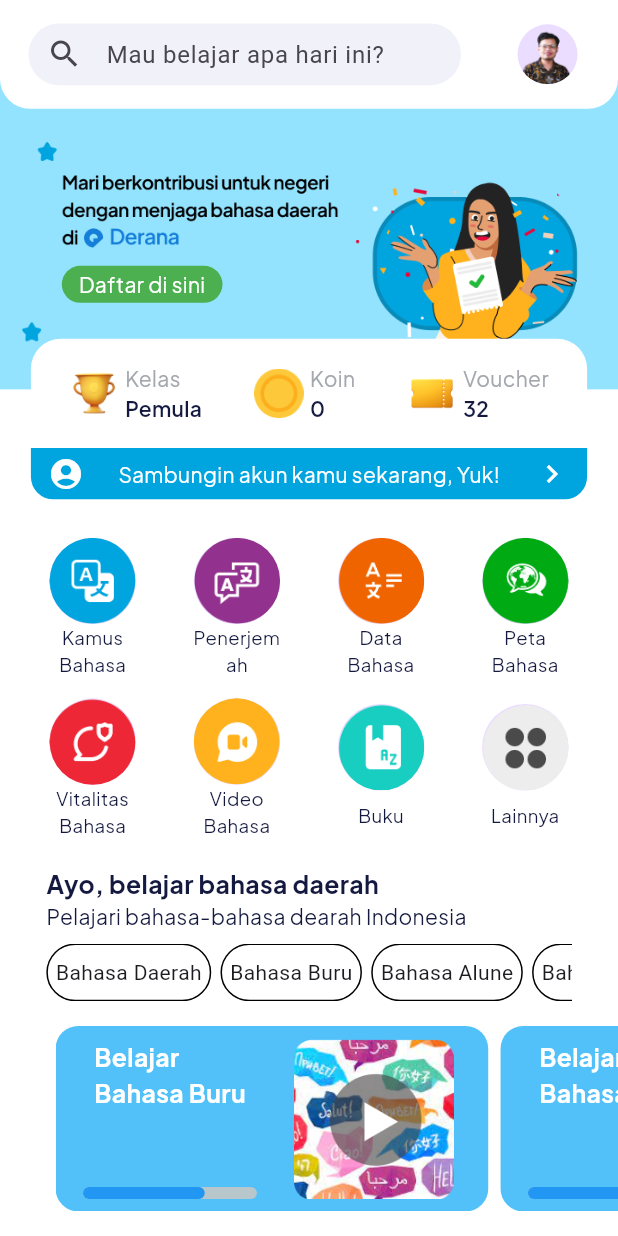
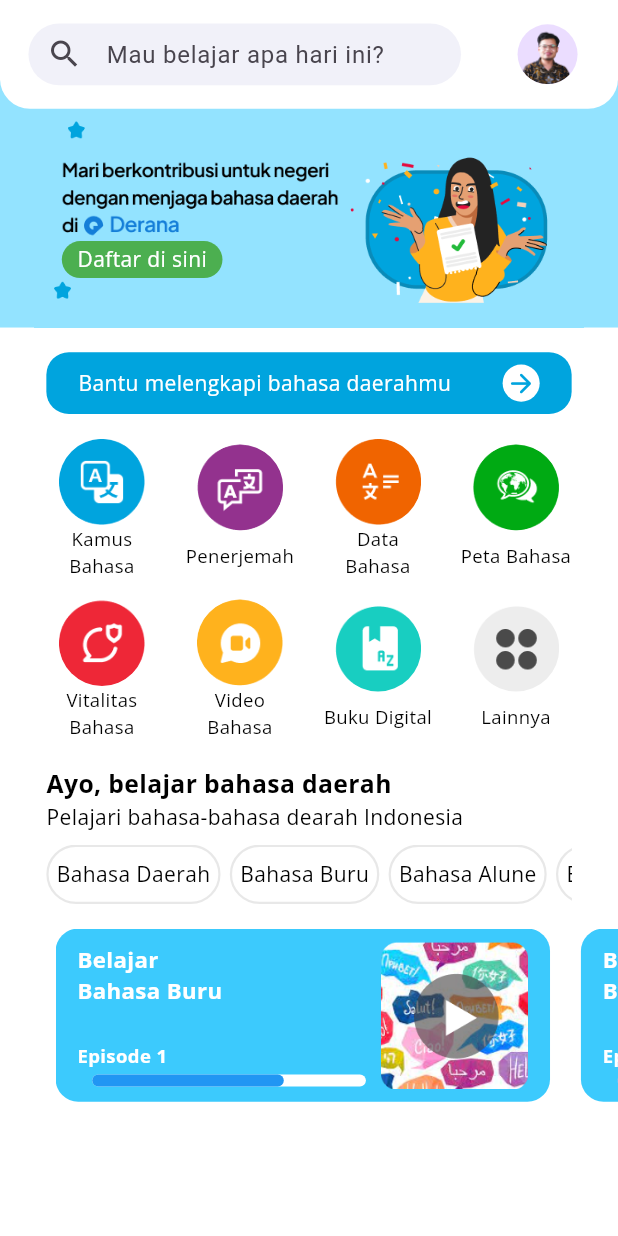
Before and after one commit to AhmadAsroruddin/Derana, a Flutter app: the BerandaPage screen opened directly, on a phone screen of 412 x 824 dp. Run offline on Flutter 3.47's test engine with Material 3 defaults, Android fonts, the phone set to English and light mode, and no system bars; drawn by our look-alikes of percent_indicator; our stand-ins replace flutter_bloc, font_awesome_flutter, get_it, google_fonts, persistent_bottom_nav_bar, shared_preferences and 1 more; accounts and stored records are empty.

Commit message:
[modified] beranda

```diff
--- /dev/null
+++ b/lib/domain/repositories/auth_repo.dart
@@ -0,0 +1,3 @@
+abstract class AuthRepo {
+  Future<void> login(String password, String email);
+}
--- a/lib/presentation/pages/beranda/beranda_page.dart
+++ b/lib/presentation/pages/beranda/beranda_page.dart
@@ -1,15 +1,47 @@
 import 'package:derana_multipart/presentation/shared/const.dart';
 import 'package:derana_multipart/presentation/shared/theme.dart';
 import 'package:flutter/material.dart';
-import 'package:percent_indicator/percent_indicator.dart';
 
 import '../../shared/feature_widget.dart';
-import '../../shared/flying_row_widget.dart';
 import '../../shared/video_container_widget.dart';
 
-class BerandaPage extends StatelessWidget {
+class BerandaPage extends StatefulWidget {
   const BerandaPage({super.key});
   static const routeName = "/berandaPage";
+
+  @override
+  State<BerandaPage> createState() => _BerandaPageState();
+}
+
+class _BerandaPageState extends State<BerandaPage> {
+  final ScrollController _scrollController = ScrollController();
+  double _currentPadding = 0.09; // Padding awal 9% dari lebar layar
+
+  @override
+  void initState() {
+    // TODO: implement initState
+    super.initState();
+    _scrollController.addListener(() {
+      // Ketika scroll, periksa posisinya
+      if (_scrollController.offset > 0) {
+        // Jika scroll sudah dilakukan, hilangkan padding
+        setState(() {
+          _currentPadding = 0;
+        });
+      } else {
+        // Jika belum di-scroll, padding kembali ke nilai awal
+        setState(() {
+          _currentPadding = 0.09;
+        });
+      }
+    });
+  }
+
+  @override
+  void dispose() {
+    _scrollController.dispose();
+    super.dispose();
+  }
 
   @override
   Widget build(BuildContext context) {
@@ -29,11 +61,11 @@ class BerandaPage extends StatelessWidget {
                     children: [
                       Container(
                         padding: EdgeInsets.only(
-                          top: deviceHeight * 0.07,
+                          top: deviceHeight * 0.06,
                           left: deviceWidth * 0.1,
                         ),
                         width: deviceWidth,
-                        height: deviceHeight * 0.25,
+                        height: deviceHeight * 0.2,
                         decoration: const BoxDecoration(
                           color: Color.fromRGBO(147, 227, 255, 1.0),
                           image: DecorationImage(
@@ -56,9 +88,6 @@ class BerandaPage extends StatelessWidget {
                                 ),
                               ),
                             ),
-                            SizedBox(
-                              height: deviceHeight * 0.01,
-                            ),
                             Container(
                               width: deviceWidth * 0.26,
                               height: deviceHeight * 0.03,
@@ -76,12 +105,11 @@ class BerandaPage extends StatelessWidget {
                                   style: whiteTextStyle,
                                 ),
                               ),
-                            )
+                            ),
                           ],
                         ),
                       ),
                       Container(
-                        margin: EdgeInsets.only(top: deviceHeight * 0.12),
                         padding: EdgeInsets.symmetric(
                           horizontal: deviceWidth * 0.075,
                         ),
@@ -89,6 +117,40 @@ class BerandaPage extends StatelessWidget {
                         child: Column(
                           crossAxisAlignment: CrossAxisAlignment.start,
                           children: [
+                            Container(
+                              margin: EdgeInsets.symmetric(
+                                  vertical: deviceHeight * 0.02),
+                              width: deviceWidth,
+                              decoration: BoxDecoration(
+                                color: primaryColor,
+                                borderRadius: BorderRadius.circular(15),
+                              ),
+                              padding: EdgeInsets.symmetric(
+                                horizontal: deviceWidth * 0.01,
+                                vertical: deviceHeight * 0.01,
+                              ),
+                              child: Row(
+                                mainAxisAlignment:
+                                    MainAxisAlignment.spaceAround,
+                                crossAxisAlignment: CrossAxisAlignment.center,
+                                children: <Widget>[
+                                  Text(
+                                    "Bantu melengkapi bahasa daerahmu",
+                                    style: whiteTextStyle,
+                                  ),
+                                  CircleAvatar(
+                                    backgroundColor: whiteColor,
+                                    radius: deviceWidth * 0.03,
+                                    child: Icon(
+                                      Icons.arrow_forward_rounded,
+                                      color: primaryColor,
+                                      size: deviceWidth * 0.05,
+                                      weight: .2,
+                                    ),
+                                  )
+                                ],
+                              ),
+                            ),
                             const Row(
                               mainAxisAlignment: MainAxisAlignment.spaceBetween,
                               children: <Widget>[
@@ -126,7 +188,7 @@ class BerandaPage extends StatelessWidget {
                                 ),
                                 FeatureWidget(
                                   image: "buku",
-                                  name: "Buku ",
+                                  name: "Buku Digital",
                                 ),
                                 FeatureWidget(
                                   image: "lainnya",
@@ -175,11 +237,13 @@ class BerandaPage extends StatelessWidget {
                         height: deviceHeight * 0.02,
                       ),
                       Container(
-                        padding: EdgeInsets.only(left: deviceWidth * 0.09),
+                        padding: EdgeInsets.only(
+                            left: deviceWidth * _currentPadding),
                         width: deviceWidth,
-                        child: const SingleChildScrollView(
+                        child: SingleChildScrollView(
+                          controller: _scrollController,
                           scrollDirection: Axis.horizontal,
-                          child: Row(
+                          child: const Row(
                             children: <Widget>[
                               VideoContainerWidget(),
                               VideoContainerWidget(),
@@ -239,77 +303,6 @@ class BerandaPage extends StatelessWidget {
                     ),
                   ),
                 ),
-                Positioned(
-                  top: deviceHeight * 0.274,
-                  left: deviceWidth * 0.05,
-                  right: deviceWidth * 0.05,
-                  child: Container(
-                    width: deviceWidth * 0.5,
-                    height: deviceHeight * 0.13,
-                    decoration: BoxDecoration(
-                      color: Colors.white,
-                      borderRadius: BorderRadius.circular(20),
-                    ),
-                    child: Column(
-                      children: <Widget>[
-                        Padding(
-                          padding: EdgeInsets.symmetric(
-                            horizontal: deviceHeight * 0.01,
-                            vertical: deviceHeight * 0.02,
-                          ),
-                          child: const Row(
-                            mainAxisAlignment: MainAxisAlignment.spaceAround,
-                            children: <Widget>[
-                              FlyingRowWidget(
-                                image: "trophy",
-                                title: "Kelas",
-                                subtitle: "Pemula",
-                              ),
-                              FlyingRowWidget(
-                                image: "coin",
-                                title: "Koin",
-                                subtitle: "0",
-                              ),
-                              FlyingRowWidget(
-                                image: "voucher",
-                                title: "Voucher",
-                                subtitle: "32",
-                              ),
-                            ],
-                          ),
-                        ),
-                        Expanded(
-                          child: Container(
-                            decoration: BoxDecoration(
-                              color: primaryColor,
-                              borderRadius: const BorderRadius.only(
-                                bottomLeft: Radius.circular(15),
-                                bottomRight: Radius.circular(15),
-                              ),
-                            ),
-                            child: Row(
-                              mainAxisAlignment: MainAxisAlignment.spaceAround,
-                              children: <Widget>[
-                                Icon(
-                                  Icons.account_circle,
-                                  color: whiteColor,
-                                ),
-                                Text(
-                                  "Sambungin akun kamu sekarang, Yuk!",
-                                  style: whiteTextStyle,
-                                ),
-                                Icon(
-                                  Icons.chevron_right,
-                                  color: whiteColor,
-                                )
-                              ],
-                            ),
-                          ),
-                        )
-                      ],
-                    ),
-                  ),
-                )
               ],
             ),
           ),
@@ -336,9 +329,15 @@ class OvalTextWidget extends StatelessWidget {
       ),
       decoration: BoxDecoration(
         borderRadius: BorderRadius.circular(20),
-        border: Border.all(width: 1),
+        border: Border.all(
+            width: 1.5, color: const Color.fromRGBO(232, 232, 232, 1.0)),
       ),
-      child: Center(child: Text(name)),
+      child: Center(
+        child: Text(
+          name,
+          style: blackTextStyle,
+        ),
+      ),
     );
   }
 }
--- a/lib/presentation/pages/onboarding_page.dart
+++ b/lib/presentation/pages/onboarding_page.dart
@@ -1,5 +1,7 @@
+import 'package:derana_multipart/presentation/bloc/routes/route_cubit.dart';
 import 'package:derana_multipart/presentation/pages/Authentication/auth_page.dart';
 import 'package:flutter/material.dart';
+import 'package:flutter_bloc/flutter_bloc.dart';
 import 'package:google_fonts/google_fonts.dart';
 import 'package:smooth_page_indicator/smooth_page_indicator.dart';
 
@@ -199,6 +201,7 @@ class _OnboardingPageState extends State<OnboardingPage> {
                 GestureDetector(
                   onTap: () {
                     Navigator.of(context).pushNamed(AuthPage.routeName);
+                    context.read<RouteCubit>().firstTimeDone();
                   },
                   child: Text(
                     "Daftar di sini",
--- a/lib/presentation/shared/feature_widget.dart
+++ b/lib/presentation/shared/feature_widget.dart
@@ -15,13 +15,14 @@ class FeatureWidget extends StatelessWidget {
   Widget build(BuildContext context) {
     return Container(
       color: Colors.white,
-      width: deviceWidth * 0.15,
+      width: deviceWidth * 0.18,
       height: deviceHeight * 0.11,
       child: Column(
         mainAxisAlignment: MainAxisAlignment.spaceAround,
         crossAxisAlignment: CrossAxisAlignment.center,
         children: <Widget>[
           CircleAvatar(
+            backgroundColor: whiteColor,
             backgroundImage: AssetImage(
               "assets/image/$image.png",
             ),
--- a/lib/presentation/shared/theme.dart
+++ b/lib/presentation/shared/theme.dart
@@ -15,25 +15,25 @@ Color redColor = const Color(0xffFF2566);
 Color primaryColor = const Color.fromRGBO(0, 164, 222, 1.0);
 Color anotherGrey = const Color.fromRGBO(109, 109, 109, 1.0);
 
-TextStyle blackTextStyle = GoogleFonts.plusJakartaSans(
-  color: blackColor,
+TextStyle blackTextStyle = GoogleFonts.openSans(
+  color: Colors.black,
 );
 
-TextStyle lightGreyTextStyle = GoogleFonts.plusJakartaSans(color: anotherGrey);
+TextStyle lightGreyTextStyle = GoogleFonts.openSans(color: anotherGrey);
 
-TextStyle whiteTextStyle = GoogleFonts.plusJakartaSans(
+TextStyle whiteTextStyle = GoogleFonts.openSans(
   color: whiteColor,
 );
 
-TextStyle greyTextStyle = GoogleFonts.plusJakartaSans(
+TextStyle greyTextStyle = GoogleFonts.openSans(
   color: greyColor,
 );
 
-TextStyle blueTextStyle = GoogleFonts.plusJakartaSans(
+TextStyle blueTextStyle = GoogleFonts.openSans(
   color: blueColor,
 );
 
-TextStyle greenTextStyle = GoogleFonts.plusJakartaSans(
+TextStyle greenTextStyle = GoogleFonts.openSans(
   color: greenColor,
 );
 
--- a/lib/presentation/shared/video_container_widget.dart
+++ b/lib/presentation/shared/video_container_widget.dart
@@ -12,44 +12,51 @@ class VideoContainerWidget extends StatelessWidget {
   @override
   Widget build(BuildContext context) {
     return Container(
-      width: deviceWidth * 0.7,
-      height: deviceHeight * 0.15,
-      margin: EdgeInsets.only(right: deviceWidth * 0.02),
+      width: deviceWidth * 0.8,
+      height: deviceHeight * 0.14,
+      margin: EdgeInsets.only(right: deviceWidth * 0.05),
       padding: EdgeInsets.symmetric(
-        horizontal: deviceWidth * 0.02,
+        horizontal: deviceWidth * 0.035,
         vertical: deviceHeight * .01,
       ),
       decoration: BoxDecoration(
         borderRadius: BorderRadius.circular(15),
-        color: blueColor,
+        color: Color.fromRGBO(60, 202, 253, 1.0),
       ),
       child: Row(
         children: <Widget>[
           Expanded(
             child: Column(
-              mainAxisAlignment: MainAxisAlignment.spaceBetween,
+              mainAxisAlignment: MainAxisAlignment.spaceAround,
+              crossAxisAlignment: CrossAxisAlignment.stretch,
               children: <Widget>[
                 Text(
                   "Belajar\nBahasa Buru",
                   style: whiteTextStyle.copyWith(
                       fontWeight: bold,
-                      fontSize: deviceWidth * .04,
+                      fontSize: deviceWidth * .036,
                       color: Colors.white),
                 ),
                 SizedBox(height: deviceHeight * 0.02),
+                Text(
+                  "Episode 1",
+                  style: whiteTextStyle.copyWith(
+                      fontWeight: bold,
+                      fontSize: deviceWidth * .03,
+                      color: Colors.white),
+                ),
                 LinearPercentIndicator(
                   lineHeight: 8.0,
                   percent: .7,
                   progressColor: Colors.blue,
+                  backgroundColor: whiteColor,
                   barRadius: const Radius.circular(5),
                 )
               ],
             ),
           ),
-          Expanded(
-            child: Image.asset(
-              "assets/image/video_click.png",
-            ),
+          Image.asset(
+            "assets/image/video_click.png",
           )
         ],
       ),
--- a/pubspec.yaml
+++ b/pubspec.yaml
@@ -44,6 +44,8 @@ dependencies:
   font_awesome_flutter: ^10.7.0
   percent_indicator: ^4.2.3
   persistent_bottom_nav_bar: ^6.2.1
+  iconify_flutter: ^0.0.5
+
 
 dev_dependencies:
   flutter_test:
```
Also changed, not shown: lib/presentation/pages/Authentication/login_page.dart (+10 -2 lines), lib/presentation/pages/belajar/belajar_page.dart (+61 -66 lines), lib/presentation/pages/beranda/tab_page.dart (+19 -4 lines), lib/presentation/pages/obrolan/obrolan_page.dart (added, +229 -0 lines), lib/presentation/pages/temukan/temukan_page.dart (+44 -2 lines), lib/presentation/routes/router_delegate.dart (+8 -2 lines), lib/presentation/shared/header_tab_widget.dart (added, +36 -0 lines), assets/image/community_loop.png (added), pubspec.lock, 1 other file.
